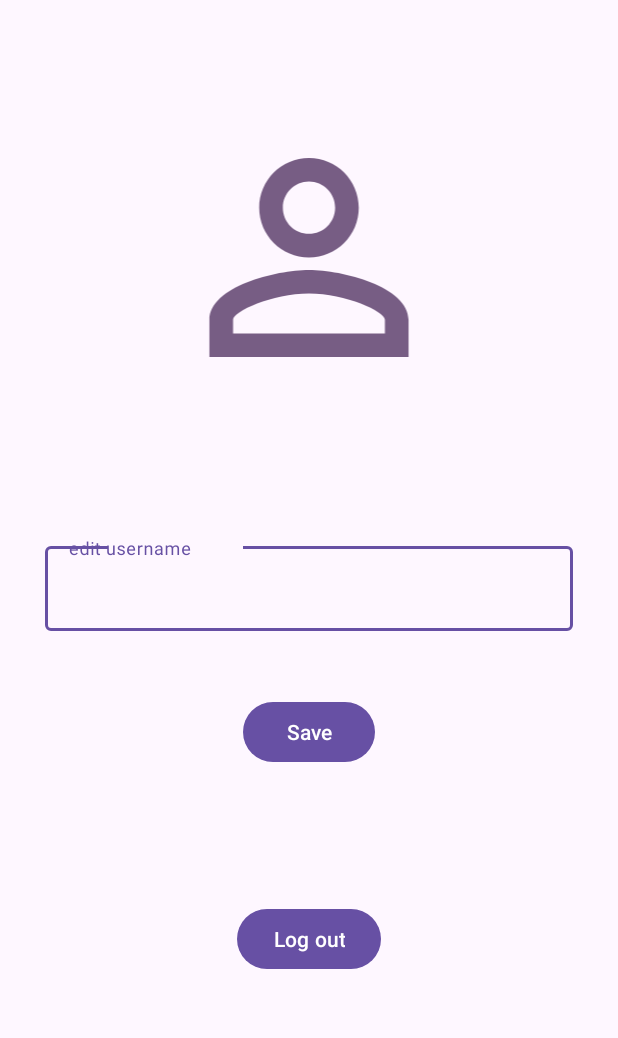
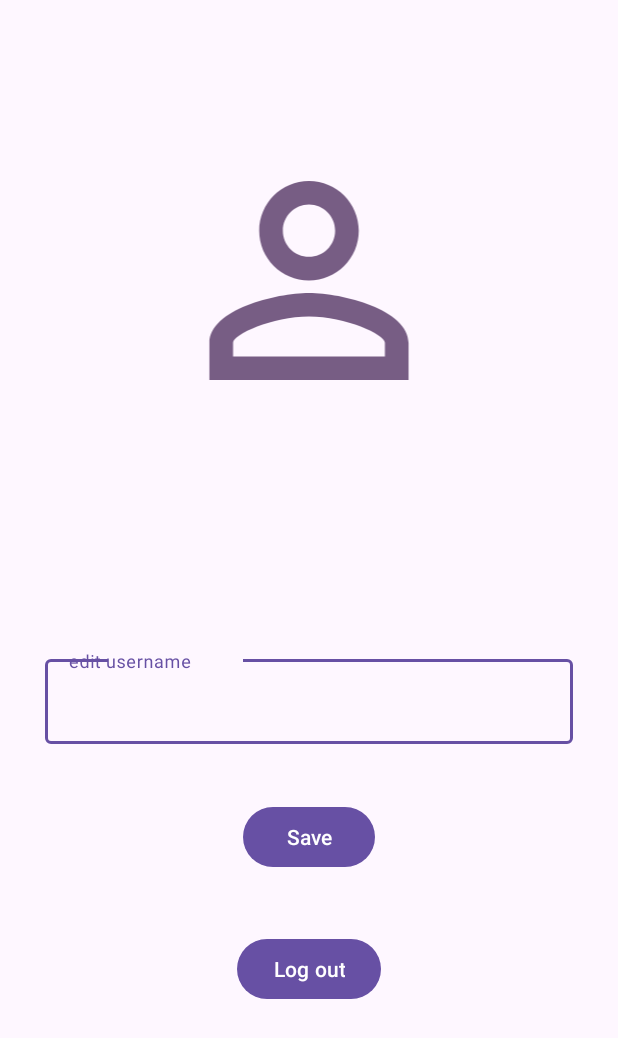
Before and after one commit to alexandraolivotto/Pawalk, an Android app: the layout fragment_profile_view.xml on its own in the app's theme, with its tools: preview values and no code run, on a phone screen of 412 x 824 dp. Shown: the top 1038 px of the screen. Run offline under Robolectric (Android 15) with nearby library versions, the phone set to English and light mode, and no system bars.

Commit message:
user profile enhanced

```diff
--- a/app/src/main/java/com/example/pawalk/models/User.kt
+++ b/app/src/main/java/com/example/pawalk/models/User.kt
@@ -1,6 +1,6 @@
 package com.example.pawalk.models
 
-data class User(var email: String, var username: String = "", var bio: String = "")
+data class User(var email: String, var username: String = "", var bio: String = "", var profilePicUri: String = "")
 
 {
     constructor() : this( "", "","")
--- a/app/src/main/res/layout/fragment_profile_view.xml
+++ b/app/src/main/res/layout/fragment_profile_view.xml
@@ -16,11 +16,22 @@
             android:layout_width="match_parent"
             android:layout_height="343dp"
             android:layout_marginBottom="15dp"
+            android:layout_marginTop="15dp"
             android:src="@drawable/ic_profile_pic_foreground" />
 
+        <TextView
+            android:id="@+id/username_input"
+            android:layout_width="match_parent"
+            android:layout_height="30dp"
+            android:layout_marginBottom="30dp"
+            android:layout_gravity="center"
+            android:textColor="@android:color/holo_purple"
+            android:textStyle="bold"
+            android:textAlignment="center"
+            />
         <com.google.android.material.textfield.TextInputLayout
             android:layout_width="match_parent"
-            android:layout_height="105dp">
+            android:layout_height="100dp">
 
             <com.google.android.material.textfield.TextInputEditText
                 android:id="@+id/editUsername"
@@ -44,7 +55,7 @@
             android:id="@+id/logoutButton"
             android:layout_width="wrap_content"
             android:layout_height="wrap_content"
-            android:layout_marginTop="90dp"
+            android:layout_marginTop="40dp"
             android:layout_gravity="center|bottom"
             android:text="@string/log_out" />
 
--- a/app/src/main/res/layout/post_item.xml
+++ b/app/src/main/res/layout/post_item.xml
@@ -20,7 +20,7 @@
                     android:layout_width="42dp"
                     android:layout_height="42dp"
                     android:layout_marginStart="16dp"
-                    android:background="@android:color/holo_purple"
+                    android:background="@android:color/white"
                     app:layout_constraintStart_toStartOf="parent"
                     app:layout_constraintTop_toTopOf="parent" />
 
```
Also changed, not shown: app/src/main/java/com/example/pawalk/PostsAdapter.kt (+10 -1 lines), app/src/main/java/com/example/pawalk/ProfileFragment.kt (+79 -2 lines).
